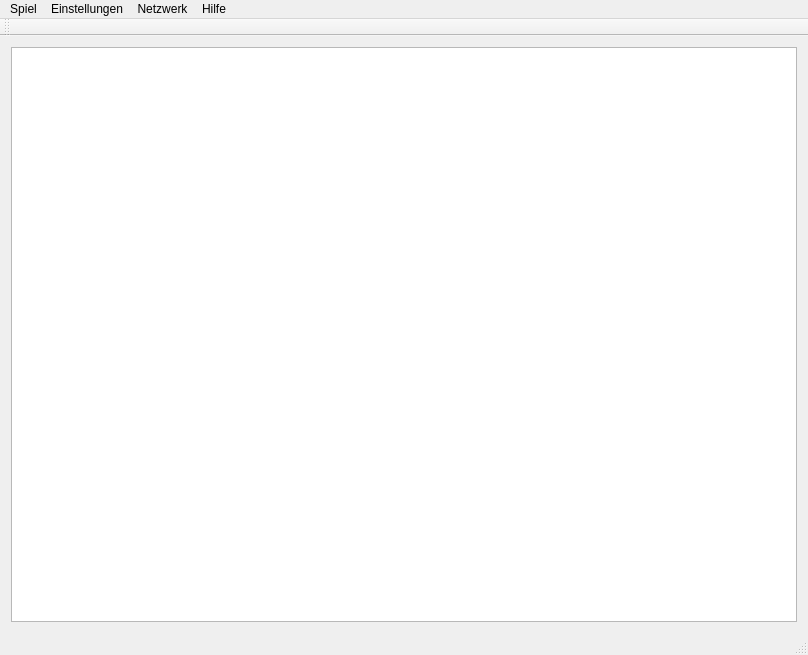
Above: src/revrsi.ui from JPaehr/Revrsi before the change. Below: the same form after it.
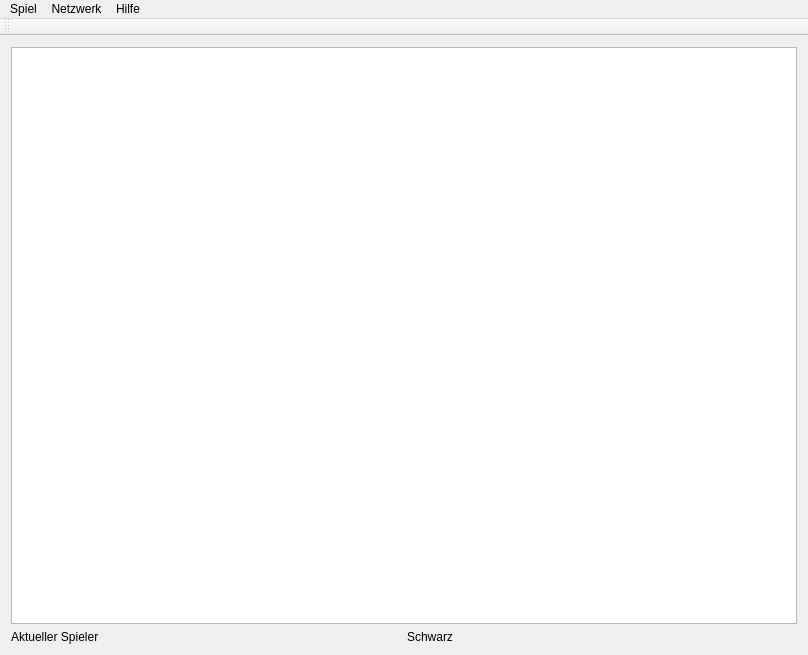
That is the form after the change.

Commit message:
Tokens werden nun gelöscht und nicht mehr überdeckt. Einstellungen Re…
ter gelöscht. Feldgröße nun über 'Neues Spiel' einstellbar. Standart Feldgrößen hinzugefügt. 2 8x8,3 9x9,4 10x10. Tokens besitzen nun ihre Position.

```diff
--- a/src/revrsi.ui
+++ b/src/revrsi.ui
@@ -16,10 +16,40 @@
   <widget class="QWidget" name="centralWidget">
    <layout class="QHBoxLayout" name="horizontalLayout">
     <item>
-     <widget class="QGraphicsView" name="graphicsView"/>
+     <layout class="QVBoxLayout" name="verticalLayout_2">
+      <item>
+       <widget class="QGraphicsView" name="graphicsView"/>
+      </item>
+      <item>
+       <layout class="QHBoxLayout" name="horizontalLayout_2">
+        <item>
+         <widget class="QLabel" name="spieler_farbe">
+          <property name="text">
+           <string>Aktueller Spieler</string>
+          </property>
+         </widget>
+        </item>
+        <item>
+         <widget class="QLabel" name="Akt_Spieler_Label">
+          <property name="text">
+           <string>Schwarz</string>
+          </property>
+         </widget>
+        </item>
+       </layout>
+      </item>
+     </layout>
     </item>
    </layout>
   </widget>
+  <widget class="QToolBar" name="mainToolBar">
+   <attribute name="toolBarArea">
+    <enum>TopToolBarArea</enum>
+   </attribute>
+   <attribute name="toolBarBreak">
+    <bool>false</bool>
+   </attribute>
+  </widget>
   <widget class="QMenuBar" name="menuBar">
    <property name="geometry">
     <rect>
@@ -36,12 +66,6 @@
     <addaction name="actionNeu"/>
     <addaction name="actionBeenden"/>
    </widget>
-   <widget class="QMenu" name="menuEinstellungen">
-    <property name="title">
-     <string>Einstellungen</string>
-    </property>
-    <addaction name="actionOptionen"/>
-   </widget>
    <widget class="QMenu" name="menuNetzwerk">
     <property name="title">
      <string>Netzwerk</string>
@@ -57,19 +81,9 @@
     <addaction name="action_ber"/>
    </widget>
    <addaction name="menuSpiel"/>
-   <addaction name="menuEinstellungen"/>
    <addaction name="menuNetzwerk"/>
    <addaction name="menuHilfe"/>
   </widget>
-  <widget class="QStatusBar" name="statusBar"/>
-  <widget class="QToolBar" name="mainToolBar">
-   <attribute name="toolBarArea">
-    <enum>TopToolBarArea</enum>
-   </attribute>
-   <attribute name="toolBarBreak">
-    <bool>false</bool>
-   </attribute>
-  </widget>
   <action name="actionNeu">
    <property name="text">
     <string>Neu</string>
```
The commit also changes 9 other files.
